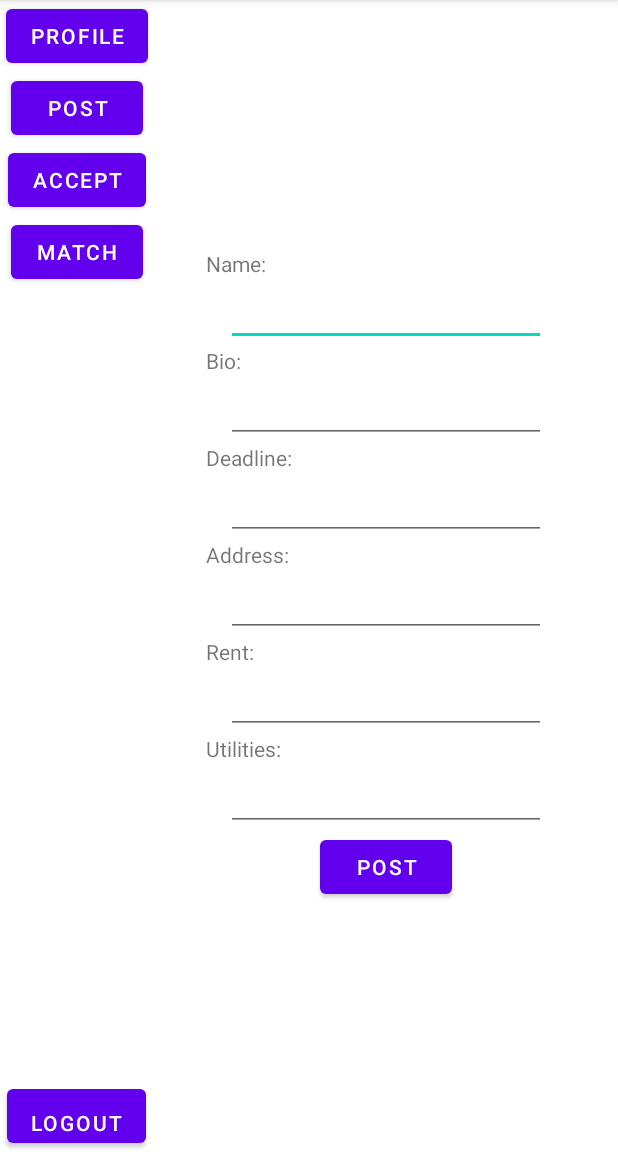
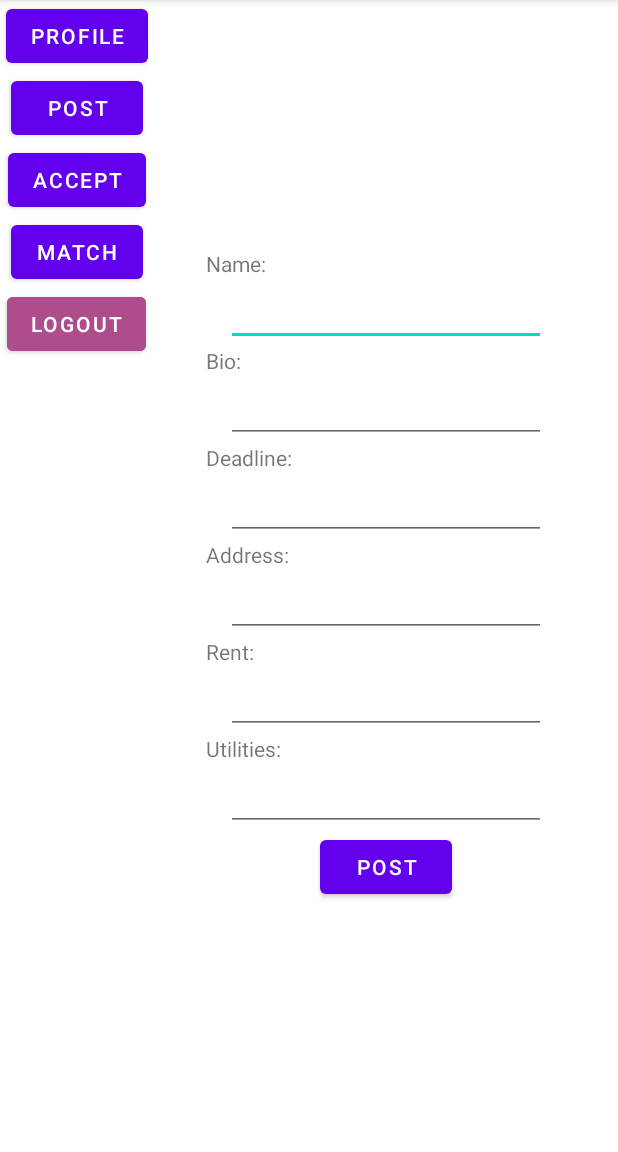
Before and after one commit to cyoulim/CSCI310_final_project, an Android app: the screen it shows after launch (MainActivity), on a phone screen of 412 x 824 dp, the part 84-1236 px from its top. Run offline under Robolectric (Android 15) with nearby library versions, the phone set to English and light mode, and no system bars; our stand-ins replace Firebase (no records; nobody signed in at launch, a user with empty details on screens opened directly).

```diff
--- a/app/src/main/res/layout/activity_main.xml
+++ b/app/src/main/res/layout/activity_main.xml
@@ -44,19 +44,20 @@
         android:layout_width="wrap_content"
         android:layout_height="wrap_content" />
 
-        <LinearLayout
-            android:layout_width="match_parent"
-            android:layout_height="0dip"
-            android:layout_weight="1"
-            android:gravity="center|bottom"
-            android:orientation="vertical" >
+<!--        <LinearLayout-->
+<!--            android:layout_width="match_parent"-->
+<!--            android:layout_height="0dip"-->
+<!--            android:layout_weight="1"-->
+<!--            android:gravity="center|bottom"-->
+<!--            android:orientation="vertical" >-->
             <Button
                 android:id="@+id/logout_Button"
                 android:layout_width="wrap_content"
                 android:layout_height="wrap_content"
-                android:gravity="center|bottom"
+                android:backgroundTint="#AE4D8B"
                 android:text="logout" />
-        </LinearLayout>
+<!--                android:gravity="center|bottom"-->
+<!--        </LinearLayout>-->
 
 
   </LinearLayout>
```
Also changed, not shown: app/src/main/res/layout/activity_accepted.xml (+9 -8 lines).
